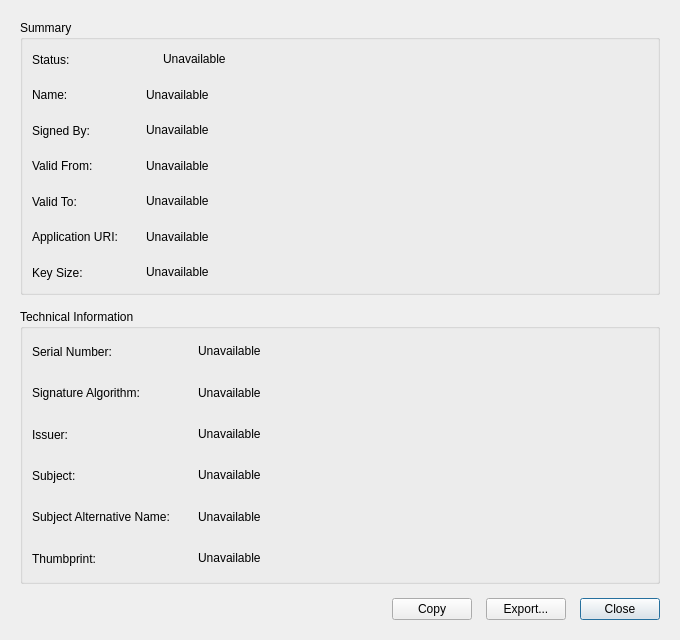
sanny32/OpenUaExplorer, file src/ui/dialogs/certificatedetailsdialog.ui: the form before one commit.
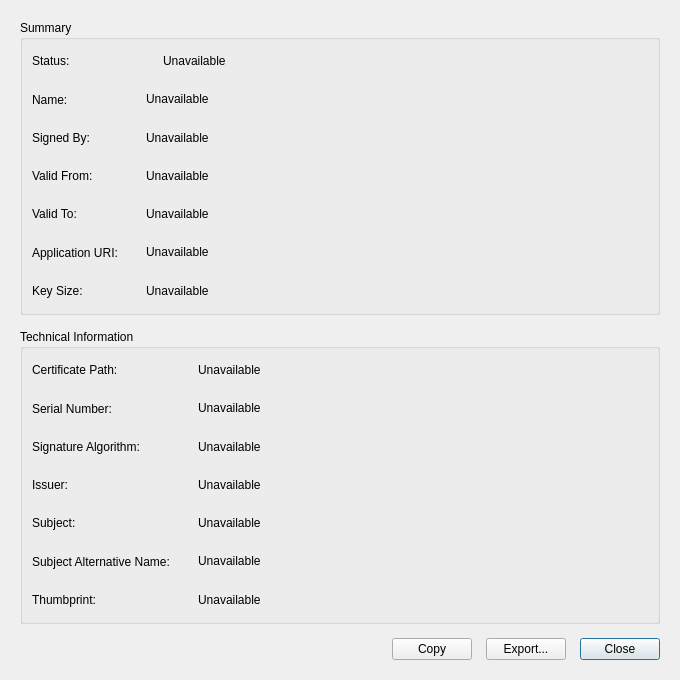
The form after the commit. Custom widgets are drawn as their Qt base class.

Commit message: feat: Enhance certificate details dialog to display and manage certificate path

```diff
--- a/src/ui/dialogs/certificatedetailsdialog.ui
+++ b/src/ui/dialogs/certificatedetailsdialog.ui
@@ -7,7 +7,7 @@
     <x>0</x>
     <y>0</y>
     <width>680</width>
-    <height>640</height>
+    <height>680</height>
    </rect>
   </property>
   <property name="windowTitle">
@@ -209,13 +209,39 @@
        <number>14</number>
       </property>
       <item row="0" column="0">
+       <widget class="QLabel" name="certificatePathLabel">
+        <property name="text">
+         <string>Certificate Path:</string>
+        </property>
+       </widget>
+      </item>
+      <item row="0" column="1">
+       <widget class="QLabel" name="certificatePathValue">
+        <property name="sizePolicy">
+         <sizepolicy hsizetype="Ignored" vsizetype="Preferred">
+          <horstretch>1</horstretch>
+          <verstretch>0</verstretch>
+         </sizepolicy>
+        </property>
+        <property name="text">
+         <string>Unavailable</string>
+        </property>
+        <property name="wordWrap">
+         <bool>true</bool>
+        </property>
+        <property name="textInteractionFlags">
+         <set>Qt::TextSelectableByMouse</set>
+        </property>
+       </widget>
+      </item>
+      <item row="1" column="0">
        <widget class="QLabel" name="serialNumberLabel">
         <property name="text">
          <string>Serial Number:</string>
         </property>
        </widget>
       </item>
-      <item row="0" column="1">
+      <item row="1" column="1">
        <widget class="QLabel" name="serialNumberValue">
         <property name="text">
          <string>Unavailable</string>
@@ -225,14 +251,14 @@
         </property>
        </widget>
       </item>
-      <item row="1" column="0">
+      <item row="2" column="0">
        <widget class="QLabel" name="signatureAlgorithmLabel">
         <property name="text">
          <string>Signature Algorithm:</string>
         </property>
        </widget>
       </item>
-      <item row="1" column="1">
+      <item row="2" column="1">
        <widget class="QLabel" name="signatureAlgorithmValue">
         <property name="text">
          <string>Unavailable</string>
@@ -242,14 +268,14 @@
         </property>
        </widget>
       </item>
-      <item row="2" column="0">
+      <item row="3" column="0">
        <widget class="QLabel" name="issuerLabel">
         <property name="text">
          <string>Issuer:</string>
         </property>
        </widget>
       </item>
-      <item row="2" column="1">
+      <item row="3" column="1">
        <widget class="QLabel" name="issuerValue">
         <property name="text">
          <string>Unavailable</string>
@@ -259,14 +285,14 @@
         </property>
        </widget>
       </item>
-      <item row="3" column="0">
+      <item row="4" column="0">
        <widget class="QLabel" name="subjectLabel">
         <property name="text">
          <string>Subject:</string>
         </property>
        </widget>
       </item>
-      <item row="3" column="1">
+      <item row="4" column="1">
        <widget class="QLabel" name="subjectValue">
         <property name="text">
          <string>Unavailable</string>
@@ -276,14 +302,14 @@
         </property>
        </widget>
       </item>
-      <item row="4" column="0">
+      <item row="5" column="0">
        <widget class="QLabel" name="subjectAlternativeNameLabel">
         <property name="text">
          <string>Subject Alternative Name:</string>
         </property>
        </widget>
       </item>
-      <item row="4" column="1">
+      <item row="5" column="1">
        <widget class="QLabel" name="subjectAlternativeNameValue">
         <property name="sizePolicy">
          <sizepolicy hsizetype="Ignored" vsizetype="Preferred">
@@ -302,14 +328,14 @@
         </property>
        </widget>
       </item>
-      <item row="5" column="0">
+      <item row="6" column="0">
        <widget class="QLabel" name="thumbprintLabel">
         <property name="text">
          <string>Thumbprint:</string>
         </property>
        </widget>
       </item>
-      <item row="5" column="1">
+      <item row="6" column="1">
        <widget class="QLabel" name="thumbprintValue">
         <property name="text">
          <string>Unavailable</string>
```
The commit also changes 5 other files.
